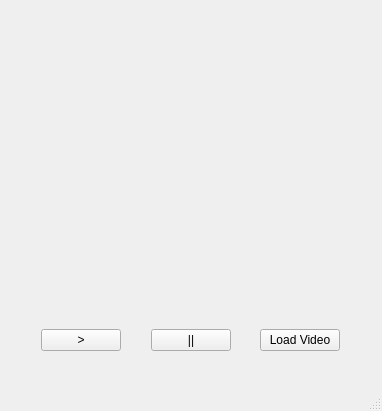
This is Video_player/mainwindow.ui in Hyper-Linking-Video/Video-player as Qt 5 draws it before an edit. The edited form follows.
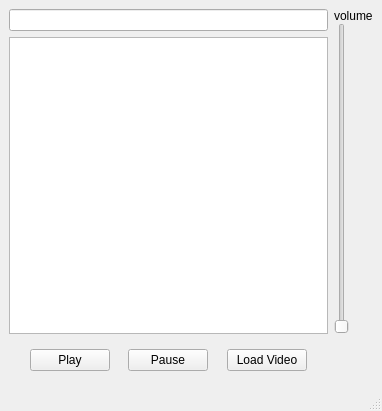
This is the edited form.

Diff of the .ui file:
```diff
--- a/Video_player/mainwindow.ui
+++ b/Video_player/mainwindow.ui
@@ -16,13 +16,20 @@
   <widget class="QWidget" name="centralwidget">
    <layout class="QGridLayout" name="gridLayout">
     <item row="0" column="0">
-     <widget class="QLabel" name="Video">
-      <property name="text">
-       <string/>
-      </property>
-     </widget>
+     <layout class="QHBoxLayout" name="horizontalLayout_3">
+      <item>
+       <layout class="QVBoxLayout" name="verticalLayout_7">
+        <item>
+         <widget class="QLineEdit" name="lineEdit"/>
+        </item>
+        <item>
+         <widget class="QListWidget" name="listWidget"/>
+        </item>
+       </layout>
+      </item>
+     </layout>
     </item>
-    <item row="1" column="0">
+    <item row="2" column="0">
      <widget class="QWidget" name="widget" native="true">
       <property name="maximumSize">
        <size>
@@ -47,7 +54,7 @@
        <item>
         <widget class="QPushButton" name="PlayButton">
          <property name="text">
-          <string>&gt;</string>
+          <string>Play</string>
          </property>
         </widget>
        </item>
@@ -67,7 +74,7 @@
        <item>
         <widget class="QPushButton" name="PauseButton">
          <property name="text">
-          <string>||</string>
+          <string>Pause</string>
          </property>
         </widget>
        </item>
@@ -107,6 +114,33 @@
       </layout>
      </widget>
     </item>
+    <item row="0" column="1">
+     <layout class="QVBoxLayout" name="verticalLayout_8">
+      <property name="spacing">
+       <number>0</number>
+      </property>
+      <item>
+       <widget class="QLabel" name="label">
+        <property name="text">
+         <string>volume</string>
+        </property>
+       </widget>
+      </item>
+      <item>
+       <widget class="QSlider" name="verticalSlider">
+        <property name="layoutDirection">
+         <enum>Qt::LeftToRight</enum>
+        </property>
+        <property name="sliderPosition">
+         <number>0</number>
+        </property>
+        <property name="orientation">
+         <enum>Qt::Vertical</enum>
+        </property>
+       </widget>
+      </item>
+     </layout>
+    </item>
    </layout>
   </widget>
   <widget class="QMenuBar" name="menubar">
```
